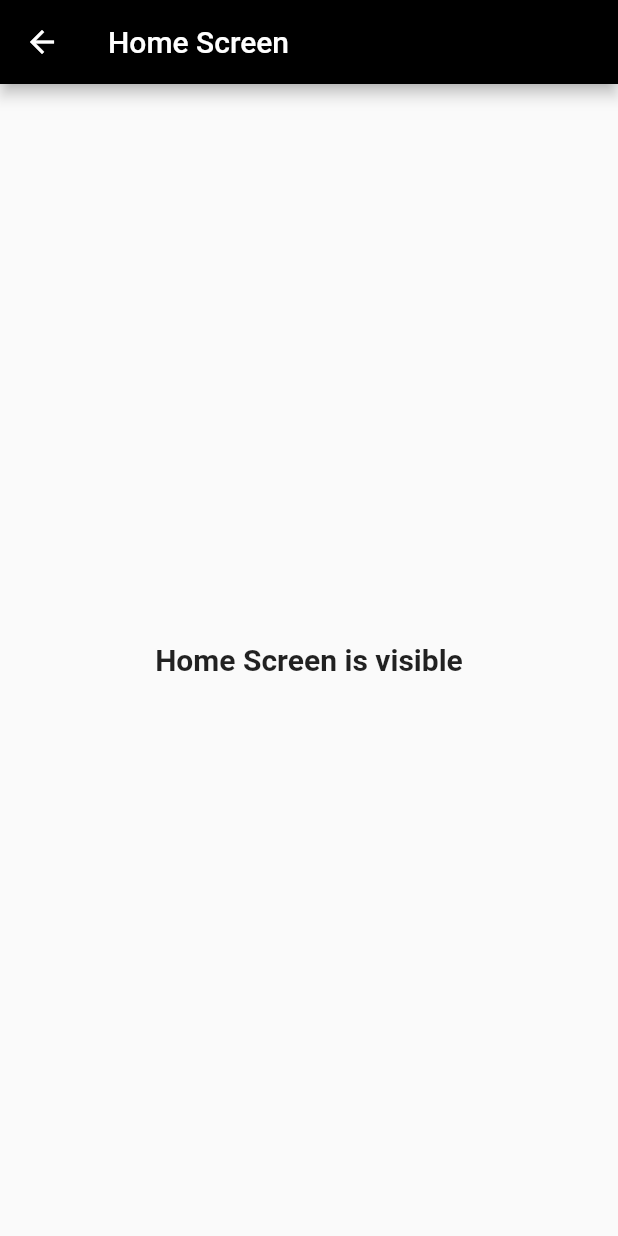
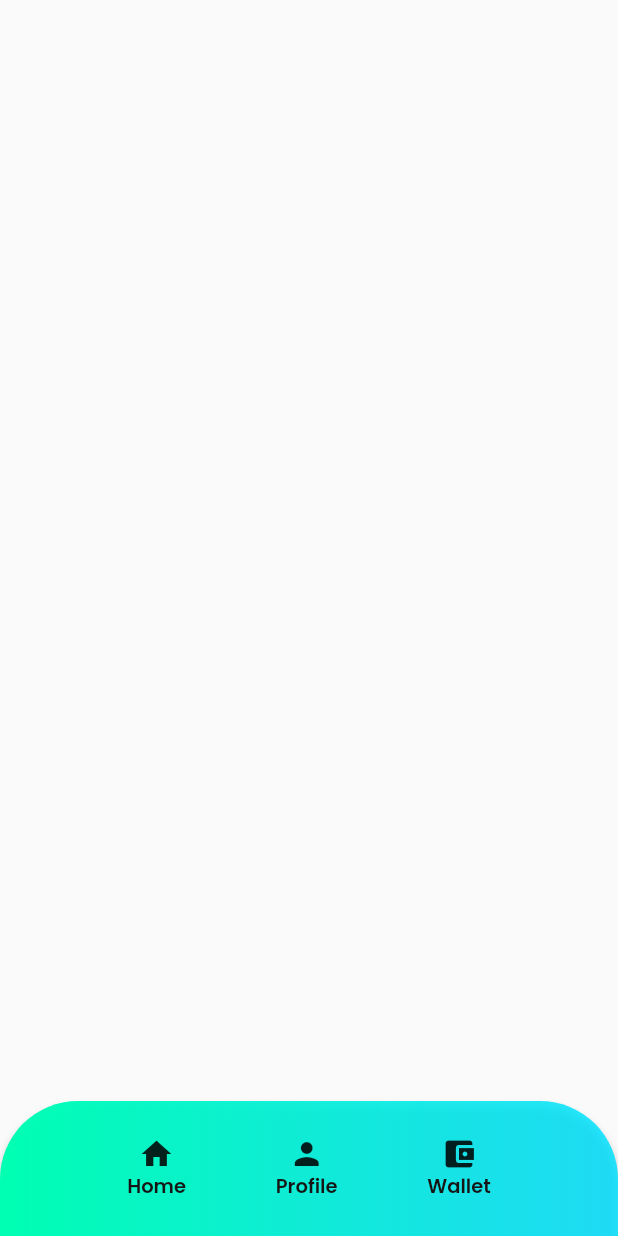
Before and after one commit to elecTRON-Fellowship/StayFit, a Flutter app: the OptionsScreen screen opened by its route, on a phone screen of 412 x 824 dp. Run offline on Flutter 3.47's test engine with Material 2 defaults, Android fonts, the phone set to English and light mode, and no system bars.

Commit message:
Add custom bottom navbar widget

```diff
--- a/stay_fit/lib/main.dart
+++ b/stay_fit/lib/main.dart
@@ -4,6 +4,8 @@ import 'package:flutter_login_attempt/screens/login_screen.dart';
 import 'screens/options_screen.dart';
 import 'screens/login_screen.dart';
 import 'screens/home_page.dart';
+import 'screens/profile_screen.dart';
+import 'screens/wallet_screen.dart';
 
 void main() => runApp(MyApp());
 
@@ -19,6 +21,8 @@ class MyApp extends StatelessWidget {
       routes: {
         '/': (context) => HomePage(),
         '/options': (context) => OptionsScreen(),
+        '/profile': (context) => ProfileScreen(),
+        '/wallet': (context) => WalletScreen(),
       },
     );
   }
--- a/stay_fit/lib/screens/options_screen.dart
+++ b/stay_fit/lib/screens/options_screen.dart
@@ -1,22 +1,13 @@
 import 'package:flutter/material.dart';
+
+import '../widgets/custom_bottom_navbar.dart';
 
 class OptionsScreen extends StatelessWidget {
   @override
   Widget build(BuildContext context) {
     return SafeArea(
-          child: Scaffold(
-        appBar: AppBar(
-          title: Text('Home Screen'),
-        ),
-        body: Center(
-          child: Text(
-            'Home Screen is visible',
-            style: TextStyle(
-              fontWeight: FontWeight.bold,
-              fontSize: 20,
-            ),
-          ),
-        ),
+      child: Scaffold(
+        bottomNavigationBar: CustomBottonNavBar(),
       ),
     );
   }
--- /dev/null
+++ b/stay_fit/lib/screens/profile_screen.dart
@@ -0,0 +1,17 @@
+import 'package:flutter/material.dart';
+
+import '../widgets/custom_bottom_navbar.dart';
+
+class ProfileScreen extends StatelessWidget {
+  const ProfileScreen({Key? key}) : super(key: key);
+
+  @override
+  Widget build(BuildContext context) {
+    return Scaffold(
+      appBar: AppBar(
+        title: Text('Profile'),
+      ),
+      bottomNavigationBar: CustomBottonNavBar(),
+    );
+  }
+}
--- /dev/null
+++ b/stay_fit/lib/screens/wallet_screen.dart
@@ -0,0 +1,17 @@
+import 'package:flutter/material.dart';
+
+import '../widgets/custom_bottom_navbar.dart';
+
+class WalletScreen extends StatelessWidget {
+  const WalletScreen({Key? key}) : super(key: key);
+
+  @override
+  Widget build(BuildContext context) {
+    return Scaffold(
+      appBar: AppBar(
+        title: Text('Wallet'),
+      ),
+      bottomNavigationBar: CustomBottonNavBar(),
+    );
+  }
+}
--- /dev/null
+++ b/stay_fit/lib/widgets/custom_bottom_navbar.dart
@@ -0,0 +1,81 @@
+import 'package:flutter/material.dart';
+
+class CustomBottonNavBar extends StatelessWidget {
+  const CustomBottonNavBar({Key? key}) : super(key: key);
+
+  @override
+  Widget build(BuildContext context) {
+    return Container(
+      width: double.infinity,
+      height: 90,
+      decoration: BoxDecoration(
+        borderRadius: BorderRadius.only(
+          topLeft: Radius.circular(52),
+          topRight: Radius.circular(52),
+        ),
+        boxShadow: [
+          BoxShadow(
+            color: Color(0x3f000000),
+            blurRadius: 4,
+            offset: Offset(0, 4),
+          ),
+        ],
+        gradient: LinearGradient(
+          begin: Alignment.centerLeft,
+          end: Alignment.centerRight,
+          colors: [Color(0xff00ffb2), Color(0xd600e0ff)],
+        ),
+      ),
+      padding: const EdgeInsets.only(
+        left: 25,
+        right: 25,
+        top: 21,
+        bottom: 21,
+      ),
+      child: Row(
+        mainAxisSize: MainAxisSize.min,
+        mainAxisAlignment: MainAxisAlignment.spaceEvenly,
+        crossAxisAlignment: CrossAxisAlignment.center,
+        children: [
+          NavBarButton(Icon(Icons.home), 'Home', '/options'),
+          NavBarButton(Icon(Icons.person), 'Profile', '/profile'),
+          NavBarButton(Icon(Icons.account_balance_wallet), 'Wallet', '/wallet'),
+        ],
+      ),
+    );
+  }
+}
+
+class NavBarButton extends StatelessWidget {
+  const NavBarButton(this.icon, this.label, this.route);
+
+  final Widget icon;
+  final String label;
+  final String route;
+
+  @override
+  Widget build(BuildContext context) {
+    return GestureDetector(
+      child: Column(
+        mainAxisAlignment: MainAxisAlignment.center,
+        crossAxisAlignment: CrossAxisAlignment.center,
+        children: [
+          this.icon,
+          Text(
+            this.label,
+            textAlign: TextAlign.center,
+            style: TextStyle(
+              color: Color(0xff151515),
+              fontSize: 13,
+              fontFamily: "Poppins",
+              fontWeight: FontWeight.w600,
+            ),
+          ),
+        ],
+      ),
+      onTap: () {
+        Navigator.pushNamed(context, this.route);
+      },
+    );
+  }
+}
```
